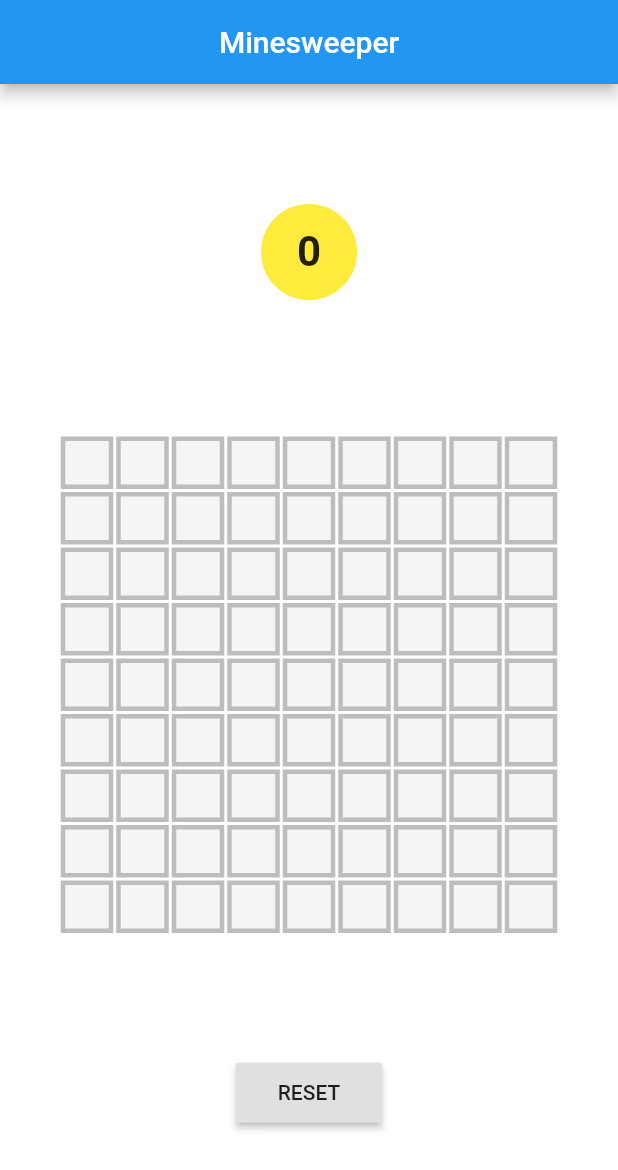
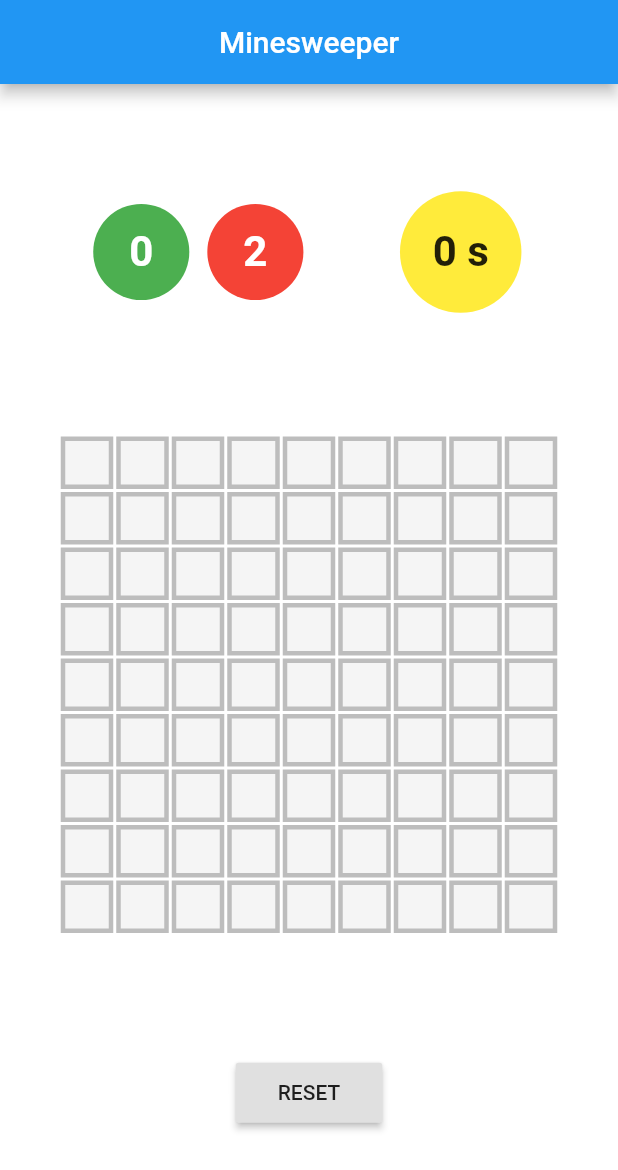
Before and after one commit to rohan20/flutter-minesweeper, a Flutter app: the screen it shows after launch, on a phone screen of 412 x 824 dp. Shown: the top 1170 px of the screen. Run offline on Flutter 3.47's test engine with Material 2 defaults, Android fonts, the phone set to English and light mode, and no system bars.

Commit message:
added Text widgets for mine count

```diff
--- a/lib/widget/game_board.dart
+++ b/lib/widget/game_board.dart
@@ -15,7 +15,7 @@ class GameBoard extends StatefulWidget {
 class _GameBoardState extends State<GameBoard> {
   final int numOfRows = 9;
   final int numOfColumns = 9;
-  final int numOfMines = 11;
+  final int numOfMines = 2;
 
   List<List<TileState>> gameTilesState;
   List<List<bool>> gameTilesMineStatus;
@@ -42,6 +42,7 @@ class _GameBoardState extends State<GameBoard> {
     timer?.cancel();
     //the callback method just invokes setState() because we want the time to update
     //every second
+
     timer = Timer.periodic(
       Duration(seconds: 1),
       (timer) {
@@ -289,6 +290,13 @@ class _GameBoardState extends State<GameBoard> {
           Row(
             mainAxisAlignment: MainAxisAlignment.spaceEvenly,
             children: <Widget>[
+              Row(
+                children: <Widget>[
+                  _buildMinesFoundCountWidget(),
+                  SizedBox(width: 12.0),
+                  _buildTotalMineCountWidget(),
+                ],
+              ),
               _buildTimerWidget(timeElapsed),
             ],
           ),
@@ -307,7 +315,7 @@ class _GameBoardState extends State<GameBoard> {
         shape: BoxShape.circle,
       ),
       child: Text(
-        "$timeElapsed",
+        "${timeElapsed} s",
         style: TextStyle(
           fontWeight: FontWeight.bold,
           fontSize: 28.0,
@@ -325,4 +333,40 @@ class _GameBoardState extends State<GameBoard> {
       ),
     );
   }
+
+  _buildTotalMineCountWidget() {
+    return Container(
+      padding: const EdgeInsets.all(24.0),
+      decoration: BoxDecoration(
+        color: Colors.red,
+        shape: BoxShape.circle,
+      ),
+      child: Text(
+        "$numOfMines",
+        style: TextStyle(
+          color: Colors.white,
+          fontWeight: FontWeight.bold,
+          fontSize: 28.0,
+        ),
+      ),
+    );
+  }
+
+  _buildMinesFoundCountWidget() {
+    return Container(
+      padding: const EdgeInsets.all(24.0),
+      decoration: BoxDecoration(
+        color: Colors.green,
+        shape: BoxShape.circle,
+      ),
+      child: Text(
+        "$minesFound",
+        style: TextStyle(
+          color: Colors.white,
+          fontWeight: FontWeight.bold,
+          fontSize: 28.0,
+        ),
+      ),
+    );
+  }
 }
```
